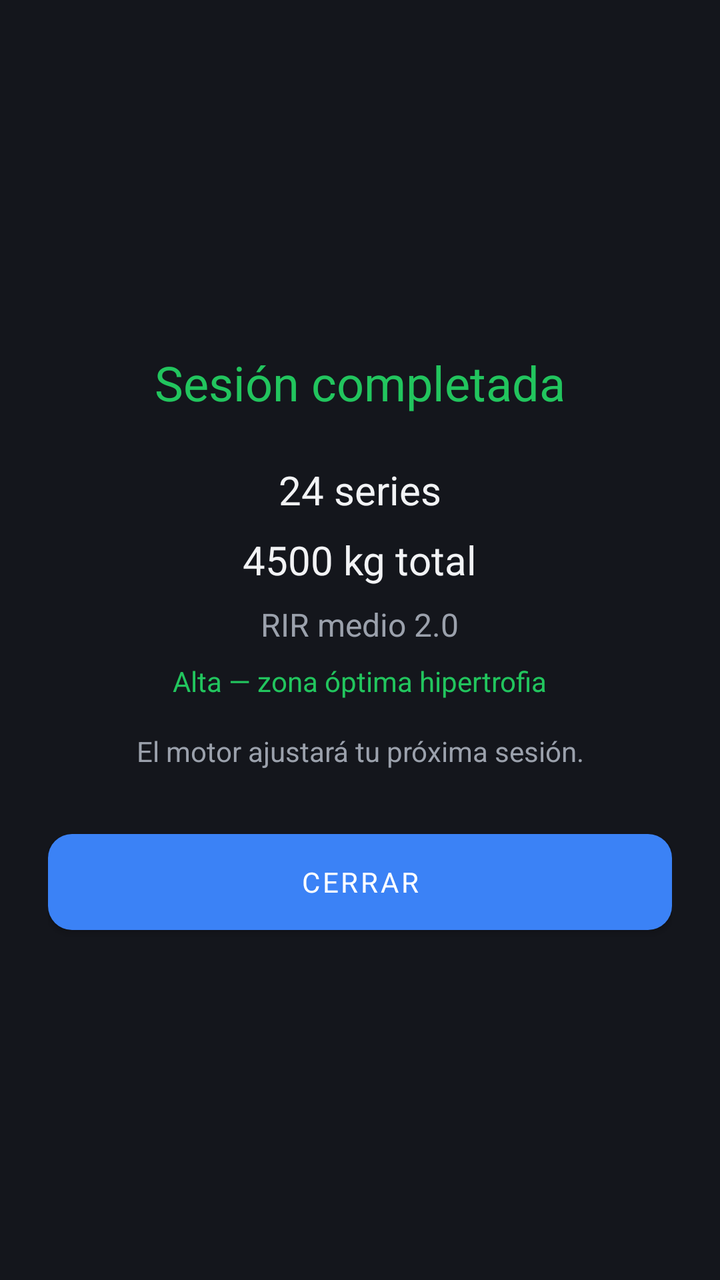
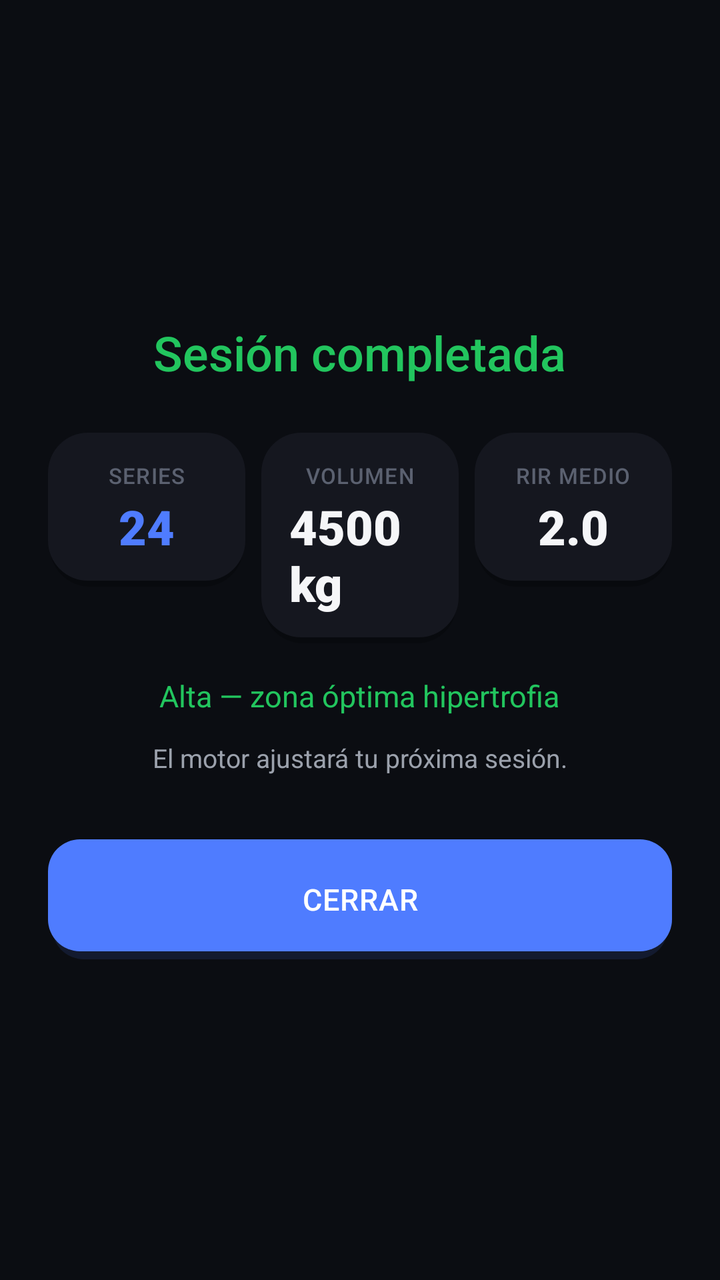

Before-and-after screenshots of an Android layout around one commit, followed by the original layout XML and the change that was made.
<!-- AndroidManifest.xml: application theme Theme.FitBase -->
<!-- res/layout/activity_summary.xml -->
<?xml version="1.0" encoding="utf-8"?>

<LinearLayout xmlns:android="http://schemas.android.com/apk/res/android"
    android:layout_width="match_parent"
    android:layout_height="match_parent"
    android:orientation="vertical"
    android:gravity="center"
    android:padding="24dp"
    android:background="@color/background">

    <TextView
        android:layout_width="wrap_content"
        android:layout_height="wrap_content"
        android:text="Sesión completada"
        android:textSize="24sp"
        android:textColor="@color/success" />

    <TextView
        android:id="@+id/tvSummarySeries"
        android:layout_width="wrap_content"
        android:layout_height="wrap_content"
        android:text="24 series"
        android:textSize="20sp"
        android:textColor="@color/text_primary"
        android:layout_marginTop="24dp" />

    <TextView
        android:id="@+id/tvSummaryVolumen"
        android:layout_width="wrap_content"
        android:layout_height="wrap_content"
        android:text="4500 kg total"
        android:textSize="20sp"
        android:textColor="@color/text_primary"
        android:layout_marginTop="8dp" />

    <TextView
        android:id="@+id/tvSummaryRir"
        android:layout_width="wrap_content"
        android:layout_height="wrap_content"
        android:text="RIR medio 2.0"
        android:textSize="16sp"
        android:textColor="@color/text_secondary"
        android:layout_marginTop="8dp" />

    <TextView
        android:id="@+id/tvSummaryIntensidad"
        android:layout_width="wrap_content"
        android:layout_height="wrap_content"
        android:text="Alta — zona óptima hipertrofia"
        android:textSize="14sp"
        android:textColor="@color/success"
        android:layout_marginTop="8dp" />

    <TextView
        android:id="@+id/tvSummaryImpacto"
        android:layout_width="match_parent"
        android:layout_height="wrap_content"
        android:text="El motor ajustará tu próxima sesión."
        android:textSize="14sp"
        android:textColor="@color/text_secondary"
        android:gravity="center"
        android:layout_marginTop="16dp" />

    <Button
        android:id="@+id/btnSummaryCerrar"
        android:layout_width="match_parent"
        android:layout_height="48dp"
        android:layout_marginTop="32dp"
        android:text="CERRAR"
        android:background="@drawable/gradient_primary_button"
        android:textColor="@color/white" />

</LinearLayout>
<!-- resources referenced by this layout -->
<resources>
  <color name="background">#14161C</color>
  <color name="success">#22C55E</color>
  <color name="text_primary">#F2F3F5</color>
  <color name="text_secondary">#9BA1AC</color>
  <color name="white">#FFFFFF</color>
  <!-- drawable gradient_primary_button (drawable) -->
  <?xml version="1.0" encoding="utf-8"?>
  <shape xmlns:android="http://schemas.android.com/apk/res/android"
      android:shape="rectangle">
      <solid android:color="@color/colorAccentPrimary" />
      <corners android:radius="@dimen/radius_card" />
  </shape>
  <style name="Theme.FitBase" parent="Theme.MaterialComponents.DayNight.NoActionBar">
          
          <item name="colorPrimary">@color/colorAccentPrimary</item>
          <item name="colorPrimaryVariant">@color/colorTextPrimary</item>
          <item name="colorOnPrimary">#FFFFFF</item>
  
          
          <item name="colorSecondary">@color/colorTextSecondary</item>
          <item name="colorOnSecondary">#FFFFFF</item>
  
          
          <item name="android:colorBackground">@color/colorBackground</item>
          <item name="android:windowBackground">@color/colorBackground</item>
          <item name="colorSurface">@color/colorSurface</item>
  
          
          <item name="android:statusBarColor">@color/colorBackground</item>
          <item name="android:navigationBarColor">@color/colorBackground</item>
          <item name="android:windowLightStatusBar">true</item>
  
          
          <item name="windowNoTitle">true</item>
          <item name="windowActionBar">false</item>
  
          
          <item name="android:fontFamily">sans-serif</item>
      </style>
  <color name="colorAccentPrimary">#3B82F6</color>
  <dimen name="radius_card">12dp</dimen>
  <color name="colorTextPrimary">#F2F3F5</color>
  <color name="colorTextSecondary">#9BA1AC</color>
  <color name="colorBackground">#14161C</color>
  <color name="colorSurface">#1E2129</color>
</resources>

<!-- the commit's change to res/layout/activity_summary.xml (unified diff, before → after) -->
@@ -1,73 +1,91 @@
 <?xml version="1.0" encoding="utf-8"?>
-
-<LinearLayout xmlns:android="http://schemas.android.com/apk/res/android"
+<ScrollView xmlns:android="http://schemas.android.com/apk/res/android"
     android:layout_width="match_parent"
     android:layout_height="match_parent"
-    android:orientation="vertical"
-    android:gravity="center"
-    android:padding="24dp"
+    android:fillViewport="true"
     android:background="@color/background">
 
-    <TextView
-        android:layout_width="wrap_content"
-        android:layout_height="wrap_content"
-        android:text="Sesión completada"
-        android:textSize="24sp"
-        android:textColor="@color/success" />
+    <LinearLayout
+        android:layout_width="match_parent"
+        android:layout_height="match_parent"
+        android:orientation="vertical"
+        android:gravity="center"
+        android:padding="24dp">
 
-    <TextView
-        android:id="@+id/tvSummarySeries"
-        android:layout_width="wrap_content"
-        android:layout_height="wrap_content"
-        android:text="24 series"
-        android:textSize="20sp"
-        android:textColor="@color/text_primary"
-        android:layout_marginTop="24dp" />
+        <TextView
+            android:layout_width="wrap_content"
+            android:layout_height="wrap_content"
+            android:text="Sesión completada"
+            android:textSize="24sp"
+            android:fontFamily="sans-serif-medium"
+            android:textColor="@color/success" />
 
-    <TextView
-        android:id="@+id/tvSummaryVolumen"
-        android:layout_width="wrap_content"
-        android:layout_height="wrap_content"
-        android:text="4500 kg total"
-        android:textSize="20sp"
-        android:textColor="@color/text_primary"
-        android:layout_marginTop="8dp" />
+        <LinearLayout
+            android:layout_width="match_parent"
+            android:layout_height="wrap_content"
+            android:orientation="horizontal"
+            android:layout_marginTop="24dp">
 
-    <TextView
-        android:id="@+id/tvSummaryRir"
-        android:layout_width="wrap_content"
-        android:layout_height="wrap_content"
-        android:text="RIR medio 2.0"
-        android:textSize="16sp"
-        android:textColor="@color/text_secondary"
-        android:layout_marginTop="8dp" />
+            <LinearLayout android:layout_width="0dp" android:layout_height="wrap_content"
+                android:layout_weight="1" android:orientation="vertical" android:gravity="center"
+                android:background="@drawable/bg_card_flat" android:padding="14dp">
+                <TextView android:layout_width="wrap_content" android:layout_height="wrap_content"
+                    android:text="SERIES" android:textSize="11sp" android:fontFamily="sans-serif-medium"
+                    android:letterSpacing="0.04" android:textColor="@color/text_tertiary" />
+                <TextView android:id="@+id/tvSummarySeries" android:layout_width="wrap_content"
+                    android:layout_height="wrap_content" android:layout_marginTop="2dp" android:text="24"
+                    android:textSize="24sp" android:fontFamily="sans-serif-black" android:textColor="@color/accent" />
+            </LinearLayout>
 
-    <TextView
-        android:id="@+id/tvSummaryIntensidad"
-        android:layout_width="wrap_content"
-        android:layout_height="wrap_content"
-        android:text="Alta — zona óptima hipertrofia"
-        android:textSize="14sp"
-        android:textColor="@color/success"
-        android:layout_marginTop="8dp" />
+            <LinearLayout android:layout_width="0dp" android:layout_height="wrap_content"
+                android:layout_weight="1" android:orientation="vertical" android:gravity="center"
+                android:background="@drawable/bg_card_flat" android:padding="14dp"
+                android:layout_marginStart="8dp">
+                <TextView android:layout_width="wrap_content" android:layout_height="wrap_content"
+                    android:text="VOLUMEN" android:textSize="11sp" android:fontFamily="sans-serif-medium"
+                    android:letterSpacing="0.04" android:textColor="@color/text_tertiary" />
+                <TextView android:id="@+id/tvSummaryVolumen" android:layout_width="wrap_content"
+                    android:layout_height="wrap_content" android:layout_marginTop="2dp" android:text="4500 kg"
+                    android:textSize="24sp" android:fontFamily="sans-serif-black" android:textColor="@color/text_primary" />
+            </LinearLayout>
 
-    <TextView
-        android:id="@+id/tvSummaryImpacto"
-        android:layout_width="match_parent"
-        android:layout_height="wrap_content"
-        android:text="El motor ajustará tu próxima sesión."
-        android:textSize="14sp"
-        android:textColor="@color/text_secondary"
-        android:gravity="center"
-        android:layout_marginTop="16dp" />
+            <LinearLayout android:layout_width="0dp" android:layout_height="wrap_content"
+                android:layout_weight="1" android:orientation="vertical" android:gravity="center"
+                android:background="@drawable/bg_card_flat" android:padding="14dp"
+                android:layout_marginStart="8dp">
+                <TextView android:layout_width="wrap_content" android:layout_height="wrap_content"
+                    android:text="RIR MEDIO" android:textSize="11sp" android:fontFamily="sans-serif-medium"
+                    android:letterSpacing="0.04" android:textColor="@color/text_tertiary" />
+                <TextView android:id="@+id/tvSummaryRir" android:layout_width="wrap_content"
+                    android:layout_height="wrap_content" android:layout_marginTop="2dp" android:text="2.0"
+                    android:textSize="24sp" android:fontFamily="sans-serif-black" android:textColor="@color/text_primary" />
+            </LinearLayout>
+        </LinearLayout>
 
-    <Button
-        android:id="@+id/btnSummaryCerrar"
-        android:layout_width="match_parent"
-        android:layout_height="48dp"
-        android:layout_marginTop="32dp"
-        android:text="CERRAR"
-        android:background="@drawable/gradient_primary_button"
-        android:textColor="@color/white" />
+        <TextView
+            android:id="@+id/tvSummaryIntensidad"
+            android:layout_width="wrap_content"
+            android:layout_height="wrap_content"
+            android:text="Alta — zona óptima hipertrofia"
+            android:textSize="15sp"
+            android:textColor="@color/success"
+            android:layout_marginTop="16dp" />
 
-</LinearLayout>
+        <TextView
+            android:id="@+id/tvSummaryImpacto"
+            android:layout_width="match_parent"
+            android:layout_height="wrap_content"
+            android:text="El motor ajustará tu próxima sesión."
+            android:textSize="13sp"
+            android:textColor="@color/text_secondary"
+            android:gravity="center"
+            android:layout_marginTop="12dp" />
+
+        <Button
+            android:id="@+id/btnSummaryCerrar"
+            style="@style/Widget.FitBase.Button.Primary"
+            android:layout_marginTop="32dp"
+            android:text="CERRAR" />
+
+    </LinearLayout>
+</ScrollView>
<!-- resource entries referenced after the edit -->
@@ -1,17 +1,58 @@
 <!-- resources referenced by this layout -->
 <resources>
-  <color name="background">#14161C</color>
+  <color name="accent">#4F7CFF</color>
+  <color name="background">#0B0D12</color>
   <color name="success">#22C55E</color>
-  <color name="text_primary">#F2F3F5</color>
+  <color name="text_primary">#F5F6F8</color>
   <color name="text_secondary">#9BA1AC</color>
+  <color name="text_tertiary">#5B6170</color>
+  <!-- drawable bg_card_flat (drawable) -->
+  <?xml version="1.0" encoding="utf-8"?>
+  <layer-list xmlns:android="http://schemas.android.com/apk/res/android">
+      <item android:top="3dp" android:left="1dp" android:right="1dp">
+          <shape android:shape="rectangle">
+              <corners android:radius="@dimen/radius_card" />
+              <solid android:color="@color/colorShadow" />
+          </shape>
+      </item>
+      <item android:bottom="3dp">
+          <shape android:shape="rectangle">
+              <corners android:radius="@dimen/radius_card" />
+              <solid android:color="@color/colorSurface" />
+          </shape>
+      </item>
+  </layer-list>
+  <style name="Widget.FitBase.Button.Primary">
+          <item name="android:layout_width">match_parent</item>
+          <item name="android:layout_height">60dp</item>
+          <item name="android:background">@drawable/gradient_primary_button</item>
+          <item name="android:textColor">@color/white</item>
+          <item name="android:textSize">15sp</item>
+          <item name="android:letterSpacing">0.02</item>
+          <item name="android:fontFamily">sans-serif-medium</item>
+          <item name="android:textAllCaps">false</item>
+      </style>
   <color name="white">#FFFFFF</color>
   <!-- drawable gradient_primary_button (drawable) -->
   <?xml version="1.0" encoding="utf-8"?>
-  <shape xmlns:android="http://schemas.android.com/apk/res/android"
-      android:shape="rectangle">
-      <solid android:color="@color/colorAccentPrimary" />
-      <corners android:radius="@dimen/radius_card" />
-  </shape>
+  <layer-list xmlns:android="http://schemas.android.com/apk/res/android">
+      <item android:top="4dp" android:left="2dp" android:right="2dp">
+          <shape android:shape="rectangle">
+              <corners android:radius="@dimen/radius_button" />
+              <solid android:color="@color/colorAccentWash" />
+          </shape>
+      </item>
+      <item android:bottom="4dp">
+          <shape android:shape="rectangle">
+              <corners android:radius="@dimen/radius_button" />
+              <gradient
+                  android:type="linear"
+                  android:angle="45"
+                  android:startColor="@color/colorAccentPrimary"
+                  android:endColor="@color/colorAccentSecondary" />
+          </shape>
+      </item>
+  </layer-list>
   <style name="Theme.FitBase" parent="Theme.MaterialComponents.DayNight.NoActionBar">
           
           <item name="colorPrimary">@color/colorAccentPrimary</item>
@@ -30,7 +71,8 @@
           
           <item name="android:statusBarColor">@color/colorBackground</item>
           <item name="android:navigationBarColor">@color/colorBackground</item>
-          <item name="android:windowLightStatusBar">true</item>
+          <item name="android:windowLightStatusBar">false</item>
+          <item name="android:windowLightNavigationBar" tools:targetApi="27">false</item>
   
           
           <item name="windowNoTitle">true</item>
@@ -39,11 +81,15 @@
           
           <item name="android:fontFamily">sans-serif</item>
       </style>
-  <color name="colorAccentPrimary">#3B82F6</color>
-  <dimen name="radius_card">12dp</dimen>
-  <color name="colorTextPrimary">#F2F3F5</color>
+  <color name="colorAccentPrimary">#4F7CFF</color>
+  <dimen name="radius_card">20dp</dimen>
+  <color name="colorShadow">#40000000</color>
+  <color name="colorTextPrimary">#F5F6F8</color>
   <color name="colorTextSecondary">#9BA1AC</color>
-  <color name="colorBackground">#14161C</color>
-  <color name="colorSurface">#1E2129</color>
+  <color name="colorBackground">#0B0D12</color>
+  <dimen name="radius_button">16dp</dimen>
+  <color name="colorAccentWash">#1F4F7CFF</color>
+  <color name="colorAccentSecondary">#A855F7</color>
+  <color name="colorSurface">#15171F</color>
 </resources>
 
